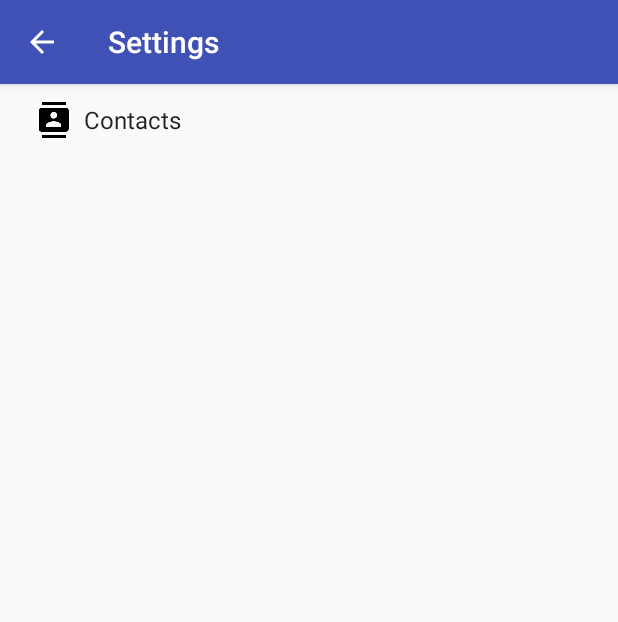
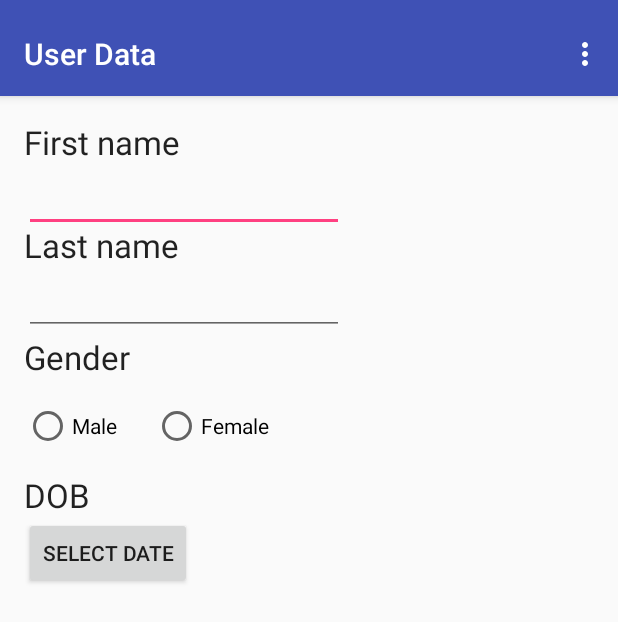
Before and after one commit to derderdunichbist/Emergency, an Android app: the MainActivity screen opened directly, with no data from a screen before it, in the options menu, after a tap on "Settings", on a phone screen of 412 x 824 dp. Shown: the top 622 px of the screen. Run offline under Robolectric (Android 15) with nearby library versions, the phone set to English and light mode, and no system bars; 2 statements that could not run were skipped.

Commit message:
user data activity added

```diff
--- /dev/null
+++ b/app/src/main/java/org/hsrt/mc/emergency/UserData.java
@@ -0,0 +1,148 @@
+package org.hsrt.mc.emergency;
+
+import android.support.v7.app.AppCompatActivity;
+import android.support.v7.widget.Toolbar;
+
+import android.support.v4.app.Fragment;
+import android.support.v4.app.FragmentManager;
+import android.support.v4.app.FragmentPagerAdapter;
+import android.support.v4.view.ViewPager;
+import android.os.Bundle;
+import android.view.LayoutInflater;
+import android.view.Menu;
+import android.view.MenuItem;
+import android.view.View;
+import android.view.ViewGroup;
+
+import android.widget.TextView;
+
+public class UserData extends AppCompatActivity {
+
+    /**
+     * The {@link android.support.v4.view.PagerAdapter} that will provide
+     * fragments for each of the sections. We use a
+     * {@link FragmentPagerAdapter} derivative, which will keep every
+     * loaded fragment in memory. If this becomes too memory intensive, it
+     * may be best to switch to a
+     * {@link android.support.v4.app.FragmentStatePagerAdapter}.
+     */
+    private SectionsPagerAdapter mSectionsPagerAdapter;
+
+    /**
+     * The {@link ViewPager} that will host the section contents.
+     */
+    private ViewPager mViewPager;
+
+    @Override
+    protected void onCreate(Bundle savedInstanceState) {
+        super.onCreate(savedInstanceState);
+        setContentView(R.layout.activity_user_data);
+
+        Toolbar toolbar = (Toolbar) findViewById(R.id.toolbar);
+        setSupportActionBar(toolbar);
+        // Create the adapter that will return a fragment for each of the three
+        // primary sections of the activity.
+        mSectionsPagerAdapter = new SectionsPagerAdapter(getSupportFragmentManager());
+
+        // Set up the ViewPager with the sections adapter.
+        mViewPager = (ViewPager) findViewById(R.id.container);
+        mViewPager.setAdapter(mSectionsPagerAdapter);
+
+
+    }
+
+
+    @Override
+    public boolean onCreateOptionsMenu(Menu menu) {
+        // Inflate the menu; this adds items to the action bar if it is present.
+        getMenuInflater().inflate(R.menu.menu_user_data, menu);
+        return true;
+    }
+
+    @Override
+    public boolean onOptionsItemSelected(MenuItem item) {
+        // Handle action bar item clicks here. The action bar will
+        // automatically handle clicks on the Home/Up button, so long
+        // as you specify a parent activity in AndroidManifest.xml.
+        int id = item.getItemId();
+
+        //noinspection SimplifiableIfStatement
+        if (id == R.id.action_settings) {
+            return true;
+        }
+
+        return super.onOptionsItemSelected(item);
+    }
+
+    /**
+     * A placeholder fragment containing a simple view.
+     */
+    public static class PlaceholderFragment extends Fragment {
+        /**
+         * The fragment argument representing the section number for this
+         * fragment.
+         */
+        private static final String ARG_SECTION_NUMBER = "section_number";
+
+        public PlaceholderFragment() {
+        }
+
+        /**
+         * Returns a new instance of this fragment for the given section
+         * number.
+         */
+        public static PlaceholderFragment newInstance(int sectionNumber) {
+            PlaceholderFragment fragment = new PlaceholderFragment();
+            Bundle args = new Bundle();
+            args.putInt(ARG_SECTION_NUMBER, sectionNumber);
+            fragment.setArguments(args);
+            return fragment;
+        }
+
+        @Override
+        public View onCreateView(LayoutInflater inflater, ViewGroup container,
+                                 Bundle savedInstanceState) {
+            View rootView = inflater.inflate(R.layout.fragment_user_data, container, false);
+            TextView textView = (TextView) rootView.findViewById(R.id.section_label);
+            textView.setText(getString(R.string.section_format, getArguments().getInt(ARG_SECTION_NUMBER)));
+            return rootView;
+        }
+    }
+
+    /**
+     * A {@link FragmentPagerAdapter} that returns a fragment corresponding to
+     * one of the sections/tabs/pages.
+     */
+    public class SectionsPagerAdapter extends FragmentPagerAdapter {
+
+        public SectionsPagerAdapter(FragmentManager fm) {
+            super(fm);
+        }
+
+        @Override
+        public Fragment getItem(int position) {
+            // getItem is called to instantiate the fragment for the given page.
+            // Return a PlaceholderFragment (defined as a static inner class below).
+            return PlaceholderFragment.newInstance(position + 1);
+        }
+
+        @Override
+        public int getCount() {
+            // Show 3 total pages.
+            return 3;
+        }
+
+        @Override
+        public CharSequence getPageTitle(int position) {
+            switch (position) {
+                case 0:
+                    return "SECTION 1";
+                case 1:
+                    return "SECTION 2";
+                case 2:
+                    return "SECTION 3";
+            }
+            return null;
+        }
+    }
+}
--- a/app/src/main/java/org/hsrt/mc/emergency/activities/MainActivity.java
+++ b/app/src/main/java/org/hsrt/mc/emergency/activities/MainActivity.java
@@ -27,6 +27,7 @@ import com.google.android.gms.maps.model.LatLng;
 import com.google.android.gms.maps.model.MarkerOptions;
 
 import org.hsrt.mc.emergency.R;
+import org.hsrt.mc.emergency.UserData;
 import org.hsrt.mc.emergency.gps.GPS;
 import org.hsrt.mc.emergency.services.SendingService;
 import org.hsrt.mc.emergency.utils.UserMessage;
@@ -252,7 +253,8 @@ public class MainActivity extends AppCompatActivity implements OnMapReadyCallbac
 
         //noinspection SimplifiableIfStatement
         if (id == R.id.action_settings) {
-            Intent i = new Intent(this, SettingsActivity.class);
+            //Intent i = new Intent(this, SettingsActivity.class);
+            Intent i = new Intent (this, UserData.class);
             startActivity(i);
             return true;
         }
--- /dev/null
+++ b/app/src/main/res/layout/activity_user_data.xml
@@ -0,0 +1,37 @@
+<?xml version="1.0" encoding="utf-8"?>
+<android.support.design.widget.CoordinatorLayout xmlns:android="http://schemas.android.com/apk/res/android"
+    xmlns:app="http://schemas.android.com/apk/res-auto"
+    xmlns:tools="http://schemas.android.com/tools"
+    android:id="@+id/main_content"
+    android:layout_width="match_parent"
+    android:layout_height="match_parent"
+    android:fitsSystemWindows="true"
+    tools:context="org.hsrt.mc.emergency.UserData">
+
+    <android.support.design.widget.AppBarLayout
+        android:id="@+id/appbar"
+        android:layout_width="match_parent"
+        android:layout_height="wrap_content"
+        android:paddingTop="@dimen/appbar_padding_top"
+        android:theme="@style/AppTheme.AppBarOverlay">
+
+        <android.support.v7.widget.Toolbar
+            android:id="@+id/toolbar"
+            android:layout_width="match_parent"
+            android:layout_height="?attr/actionBarSize"
+            android:background="?attr/colorPrimary"
+            app:layout_scrollFlags="scroll|enterAlways"
+            app:popupTheme="@style/AppTheme.PopupOverlay">
+
+        </android.support.v7.widget.Toolbar>
+
+    </android.support.design.widget.AppBarLayout>
+
+    <android.support.v4.view.ViewPager
+        android:id="@+id/container"
+        android:layout_width="match_parent"
+        android:layout_height="match_parent"
+        app:layout_behavior="@string/appbar_scrolling_view_behavior" />
+
+
+</android.support.design.widget.CoordinatorLayout>
--- /dev/null
+++ b/app/src/main/res/layout/fragment_user_data.xml
@@ -0,0 +1,94 @@
+<RelativeLayout xmlns:android="http://schemas.android.com/apk/res/android"
+    xmlns:tools="http://schemas.android.com/tools"
+    android:layout_width="match_parent"
+    android:layout_height="match_parent"
+    android:paddingBottom="@dimen/activity_vertical_margin"
+    android:paddingLeft="@dimen/activity_horizontal_margin"
+    android:paddingRight="@dimen/activity_horizontal_margin"
+    android:paddingTop="@dimen/activity_vertical_margin"
+    tools:context="org.hsrt.mc.emergency.UserData$PlaceholderFragment">
+
+    <TextView
+        android:layout_width="wrap_content"
+        android:layout_height="wrap_content"
+        android:textAppearance="?android:attr/textAppearanceLarge"
+        android:text="First name"
+        android:id="@+id/textView4"
+        android:layout_alignParentStart="true" />
+
+    <TextView
+        android:layout_width="wrap_content"
+        android:layout_height="wrap_content"
+        android:textAppearance="?android:attr/textAppearanceLarge"
+        android:text="Last name"
+        android:id="@+id/textView5"
+        android:layout_marginTop="39dp"
+        android:layout_below="@+id/textView4"
+        android:layout_alignParentStart="true" />
+
+    <EditText
+        android:layout_width="wrap_content"
+        android:layout_height="wrap_content"
+        android:inputType="textPersonName"
+        android:ems="10"
+        android:id="@+id/firstNameTf"
+        android:layout_below="@+id/textView4"
+        android:layout_alignParentStart="true" />
+
+    <EditText
+        android:layout_width="wrap_content"
+        android:layout_height="wrap_content"
+        android:inputType="textPersonName"
+        android:ems="10"
+        android:id="@+id/lastNameTf"
+        android:layout_below="@+id/textView5"
+        android:layout_alignParentStart="true" />
+
+    <RadioButton
+        android:layout_width="wrap_content"
+        android:layout_height="wrap_content"
+        android:text="Male"
+        android:id="@+id/maleRb"
+        android:checked="false"
+        android:layout_below="@+id/genderLabel"
+        android:layout_alignParentStart="true"
+        android:layout_marginTop="15dp" />
+
+    <RadioButton
+        android:layout_width="wrap_content"
+        android:layout_height="wrap_content"
+        android:text="Female"
+        android:id="@+id/femaleRb"
+        android:layout_alignTop="@+id/maleRb"
+        android:layout_toEndOf="@+id/maleRb"
+        android:layout_marginStart="24dp"
+        android:checked="false" />
+
+    <TextView
+        android:layout_width="wrap_content"
+        android:layout_height="wrap_content"
+        android:textAppearance="?android:attr/textAppearanceLarge"
+        android:text="Gender"
+        android:id="@+id/genderLabel"
+        android:layout_below="@+id/lastNameTf"
+        android:layout_alignParentStart="true" />
+
+    <TextView
+        android:layout_width="wrap_content"
+        android:layout_height="wrap_content"
+        android:textAppearance="?android:attr/textAppearanceLarge"
+        android:text="DOB"
+        android:id="@+id/dobLabel"
+        android:layout_below="@+id/maleRb"
+        android:layout_alignParentStart="true"
+        android:layout_marginTop="15dp" />
+
+    <Button
+        android:layout_width="wrap_content"
+        android:layout_height="wrap_content"
+        android:text="Select Date"
+        android:id="@+id/calenderButton"
+        android:layout_below="@+id/dobLabel"
+        android:layout_alignParentStart="true" />
+
+</RelativeLayout>
--- /dev/null
+++ b/app/src/main/res/menu/menu_user_data.xml
@@ -0,0 +1,10 @@
+<menu xmlns:android="http://schemas.android.com/apk/res/android"
+    xmlns:app="http://schemas.android.com/apk/res-auto"
+    xmlns:tools="http://schemas.android.com/tools"
+    tools:context="org.hsrt.mc.emergency.UserData">
+    <item
+        android:id="@+id/action_settings"
+        android:orderInCategory="100"
+        android:title="@string/action_settings"
+        app:showAsAction="never" />
+</menu>
--- a/app/src/main/res/values/dimens.xml
+++ b/app/src/main/res/values/dimens.xml
@@ -4,4 +4,5 @@
     <dimen name="activity_vertical_margin">16dp</dimen>
     <dimen name="fab_margin">16dp</dimen>
     <dimen name="padding10dp">10dp</dimen>
+    <dimen name="appbar_padding_top">8dp</dimen>
 </resources>
--- a/app/src/main/res/values/strings.xml
+++ b/app/src/main/res/values/strings.xml
@@ -64,4 +64,6 @@
 
     <string name="pref_title_vibrate">Vibrate</string>
     <string name="specifiedContacts">Specified Contacts:</string>
+    <string name="title_activity_user_data">User Data</string>
+    <string name="section_format">Hello World from section: %1$d</string>
 </resources>
```
Also changed, not shown: app/src/main/AndroidManifest.xml (+7 -8 lines).
